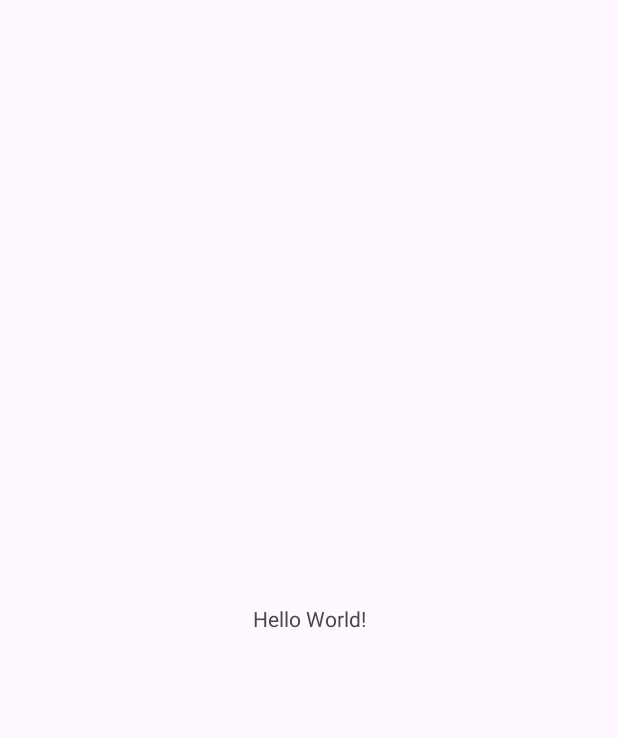
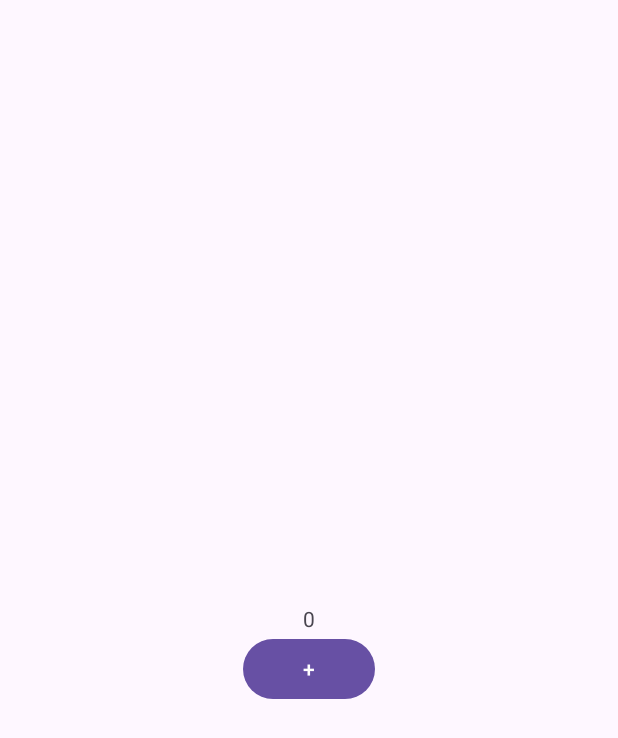
Before and after one commit to backpackerdeveloper/Android-Core---Fundamentals, an Android app: the screen it shows after launch (MainActivity), on a phone screen of 412 x 824 dp. Before the commit the part shown is almost empty. Shown: the top 738 px of the screen. Run offline under Robolectric (Android 15) with nearby library versions, the phone set to English and light mode, and no system bars.

Commit message:
ViewModel Added

```diff
--- a/app/src/main/java/com/shubhamtripz/androidcore/MainActivity.kt
+++ b/app/src/main/java/com/shubhamtripz/androidcore/MainActivity.kt
@@ -2,17 +2,34 @@ package com.shubhamtripz.androidcore
 
 import android.os.Bundle
 import android.util.Log
+import android.view.View
+import android.widget.TextView
 import androidx.activity.enableEdgeToEdge
 import androidx.appcompat.app.AppCompatActivity
 import androidx.core.view.ViewCompat
 import androidx.core.view.WindowInsetsCompat
+import androidx.lifecycle.ViewModelProvider
 
 class MainActivity : AppCompatActivity() {
+
+    lateinit var txtcounter : TextView
+    lateinit var mainViewModel : MainViewModel
+
     override fun onCreate(savedInstanceState: Bundle?) {
         super.onCreate(savedInstanceState)
         setContentView(R.layout.activity_main)
 
-        lifecycle.addObserver(Observer())
-        Log.d("Main", "Actvity onCreate")
+        mainViewModel = ViewModelProvider(this).get(MainViewModel::class.java)
+        txtcounter = findViewById(R.id.txttv)
+
+    }
+
+    fun setText(){
+        txtcounter.text = mainViewModel.count.toString()
+    }
+
+    fun increment(v: View){
+        mainViewModel.increment()
+        setText()
     }
 }
--- /dev/null
+++ b/app/src/main/java/com/shubhamtripz/androidcore/MainViewModel.kt
@@ -0,0 +1,12 @@
+package com.shubhamtripz.androidcore
+
+import androidx.lifecycle.ViewModel
+
+class MainViewModel: ViewModel(){
+
+    var count: Int = 0
+
+    fun increment(){
+        count++
+    }
+}
--- a/app/src/main/res/layout/activity_main.xml
+++ b/app/src/main/res/layout/activity_main.xml
@@ -8,12 +8,22 @@
     tools:context=".MainActivity">
 
     <TextView
+        android:id="@+id/txttv"
         android:layout_width="wrap_content"
         android:layout_height="wrap_content"
-        android:text="Hello World!"
+        android:text="0"
         app:layout_constraintBottom_toBottomOf="parent"
         app:layout_constraintEnd_toEndOf="parent"
         app:layout_constraintStart_toStartOf="parent"
         app:layout_constraintTop_toTopOf="parent" />
 
+    <Button
+        android:onClick="increment"
+        android:layout_width="wrap_content"
+        android:layout_height="wrap_content"
+        app:layout_constraintLeft_toLeftOf="parent"
+        android:text="+"
+        app:layout_constraintRight_toRightOf="parent"
+        app:layout_constraintTop_toBottomOf="@+id/txttv"/>
+
 </androidx.constraintlayout.widget.ConstraintLayout>
```
